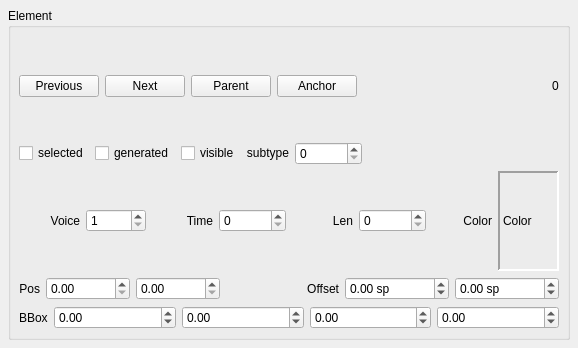
musescore/musescore-old, file mscore/mscore/element.ui: the form before one commit.
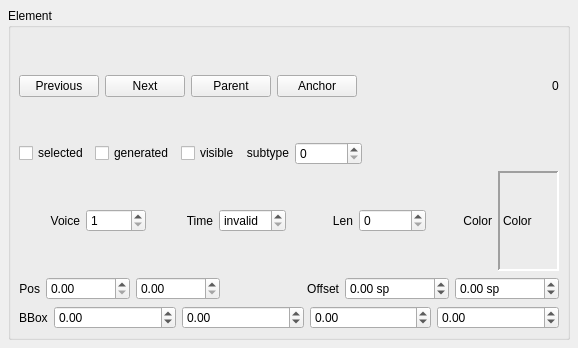
The form after the commit.

```diff
--- a/mscore/mscore/element.ui
+++ b/mscore/mscore/element.ui
@@ -250,9 +250,18 @@
         </item>
         <item>
          <widget class="QSpinBox" name="time" >
+          <property name="specialValueText" >
+           <string>invalid</string>
+          </property>
+          <property name="minimum" >
+           <number>-1</number>
+          </property>
           <property name="maximum" >
            <number>999999</number>
           </property>
+          <property name="value" >
+           <number>-1</number>
+          </property>
          </widget>
         </item>
         <item>
```
